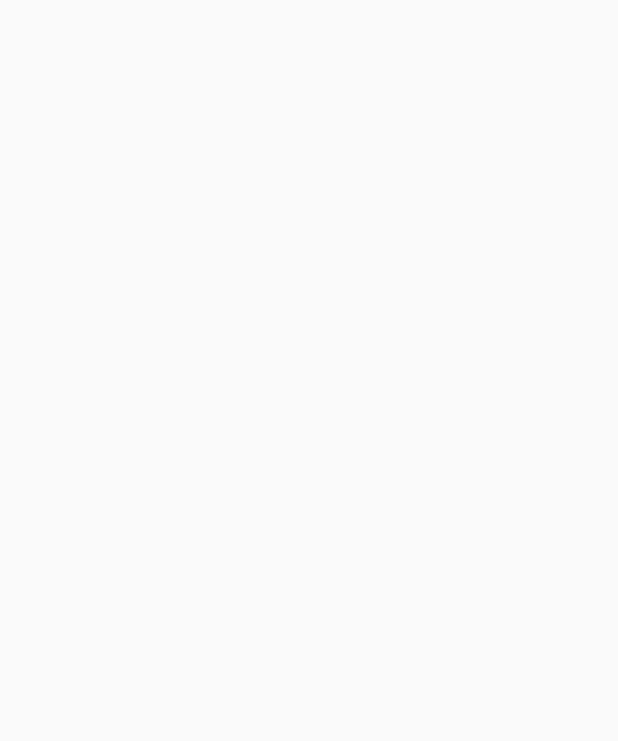
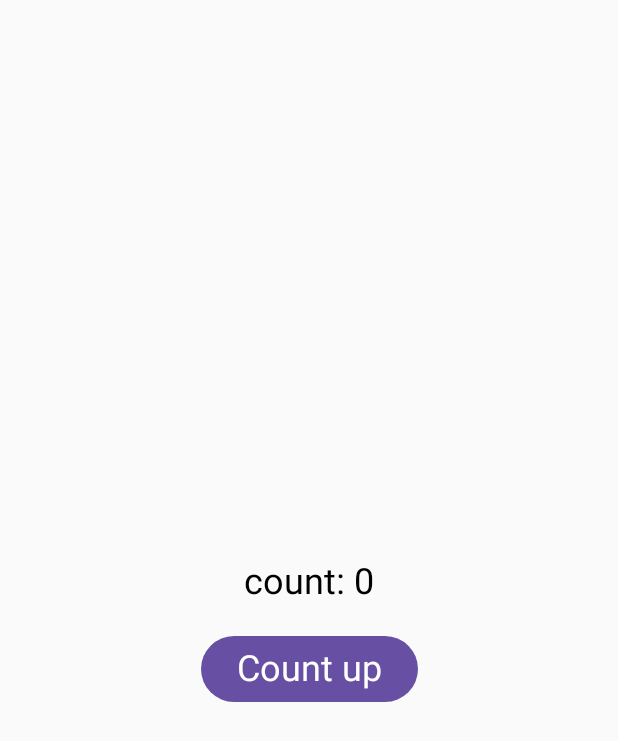
Before and after one commit to nshiraki/jetpack-compose-sandbox, an Android app built with Jetpack Compose: the screen it shows after launch (MainActivity), on a phone screen of 412 x 824 dp. Before the commit the part shown is empty. Shown: the top 741 px of the screen. Run offline under Robolectric (Android 15) with nearby library versions, the phone set to English and light mode, and no system bars.

Commit message:
Buttonコンポーネントを利用した処理を作成

```diff
--- a/ButtonEx/app/src/main/java/com/example/buttonex/MainActivity.kt
+++ b/ButtonEx/app/src/main/java/com/example/buttonex/MainActivity.kt
@@ -3,9 +3,24 @@ package com.example.buttonex
 import android.os.Bundle
 import androidx.activity.ComponentActivity
 import androidx.activity.compose.setContent
+import androidx.compose.foundation.layout.Arrangement
+import androidx.compose.foundation.layout.Column
+import androidx.compose.foundation.layout.fillMaxSize
+import androidx.compose.foundation.layout.padding
+import androidx.compose.material3.Button
+import androidx.compose.material3.Text
 import androidx.compose.runtime.Composable
+import androidx.compose.runtime.mutableStateOf
+import androidx.compose.runtime.remember
+import androidx.compose.ui.Alignment
+import androidx.compose.ui.Modifier
+import androidx.compose.ui.graphics.Color
+import androidx.compose.ui.text.TextStyle
+import androidx.compose.ui.tooling.preview.Preview
+import androidx.compose.ui.unit.dp
+import androidx.compose.ui.unit.sp
 
-// Buttonコンポーネントを利用する処理を作成する
+// Buttonコンポーネントを利用した処理を作成する
 class MainActivity : ComponentActivity() {
     override fun onCreate(savedInstanceState: Bundle?) {
         super.onCreate(savedInstanceState)
@@ -16,6 +31,31 @@ class MainActivity : ComponentActivity() {
 }
 
 @Composable
+@Preview(showBackground = true)
 fun AppScreen() {
+    // カウント数を格納
+    val counter = remember { mutableStateOf(0) }
 
+    Column(
+        modifier = Modifier.fillMaxSize(),
+        verticalArrangement = Arrangement.Center,
+        horizontalAlignment = Alignment.CenterHorizontally,
+    ) {
+
+        // カウント数の表示
+        Text(
+            color = Color.Black,
+            text = "count: ${counter.value}",
+            modifier = Modifier.padding(20.dp),
+            style = TextStyle(fontSize = 24.sp)
+        )
+
+        // カウントを加算するボタン
+        Button(
+            onClick = { counter.value++ }) {
+            Text(
+                text = "Count up", style = TextStyle(fontSize = 24.sp)
+            )
+        }
+    }
 }
```
Also changed, not shown: 1 other file.
